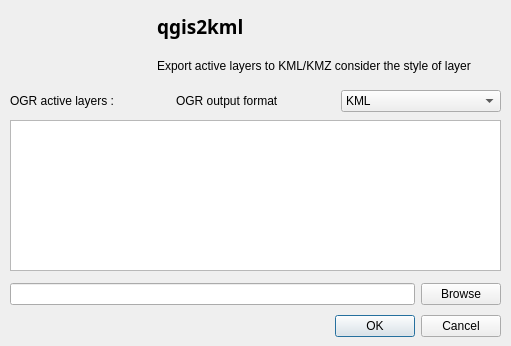
Above: ui_qgis2kml.ui from lpita/qgis2kml before the change. Below: the same form after it.
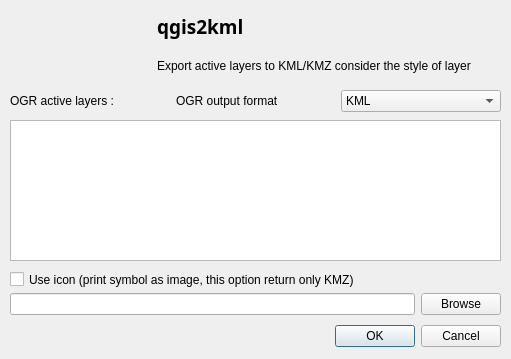
That is the form after the change. Icons and pictures are not drawn.

Commit message: add icon support

```diff
--- a/ui_qgis2kml.ui
+++ b/ui_qgis2kml.ui
@@ -7,7 +7,7 @@
     <x>0</x>
     <y>0</y>
     <width>511</width>
-    <height>346</height>
+    <height>359</height>
    </rect>
   </property>
   <property name="windowTitle">
@@ -17,7 +17,7 @@
    <property name="geometry">
     <rect>
      <x>160</x>
-     <y>310</y>
+     <y>320</y>
      <width>341</width>
      <height>32</height>
     </rect>
@@ -33,7 +33,7 @@
    <property name="geometry">
     <rect>
      <x>10</x>
-     <y>280</y>
+     <y>290</y>
      <width>491</width>
      <height>28</height>
     </rect>
@@ -164,7 +164,7 @@
      <x>10</x>
      <y>120</y>
      <width>491</width>
-     <height>151</height>
+     <height>141</height>
     </rect>
    </property>
    <property name="verticalScrollBarPolicy">
@@ -180,6 +180,19 @@
     <bool>false</bool>
    </attribute>
   </widget>
+  <widget class="QCheckBox" name="checkBox">
+   <property name="geometry">
+    <rect>
+     <x>10</x>
+     <y>270</y>
+     <width>501</width>
+     <height>19</height>
+    </rect>
+   </property>
+   <property name="text">
+    <string>Use icon (print symbol as image, this option return only KMZ)</string>
+   </property>
+  </widget>
  </widget>
  <resources>
   <include location="resources.qrc"/>
```
The commit also changes 1 other file.
